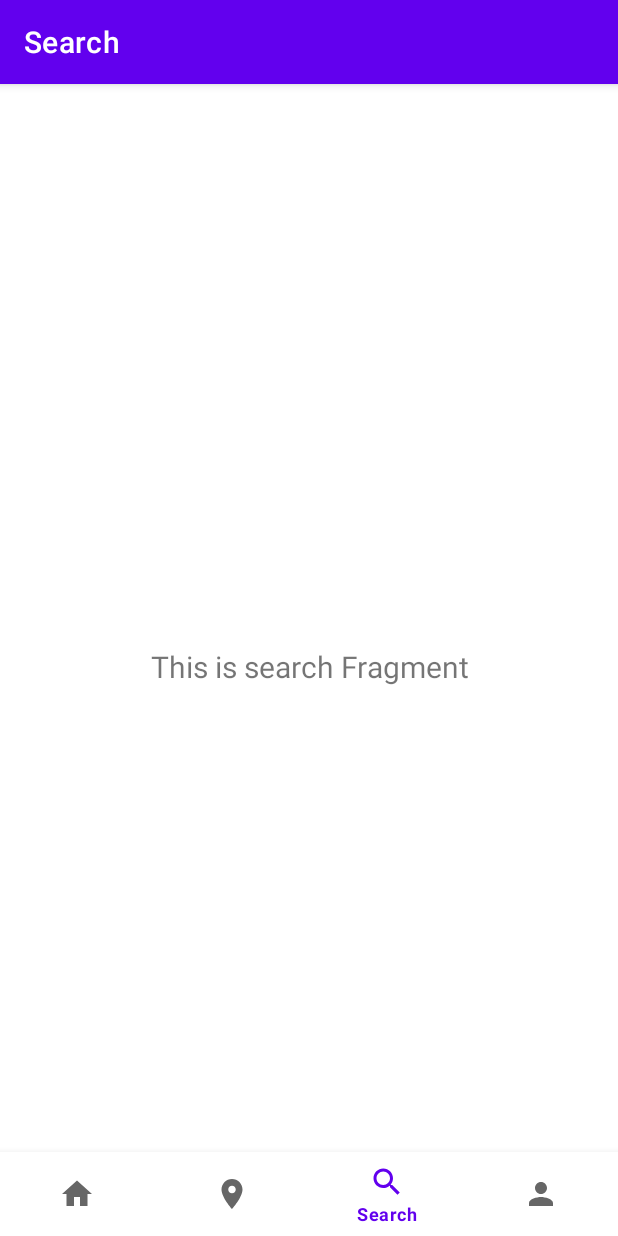
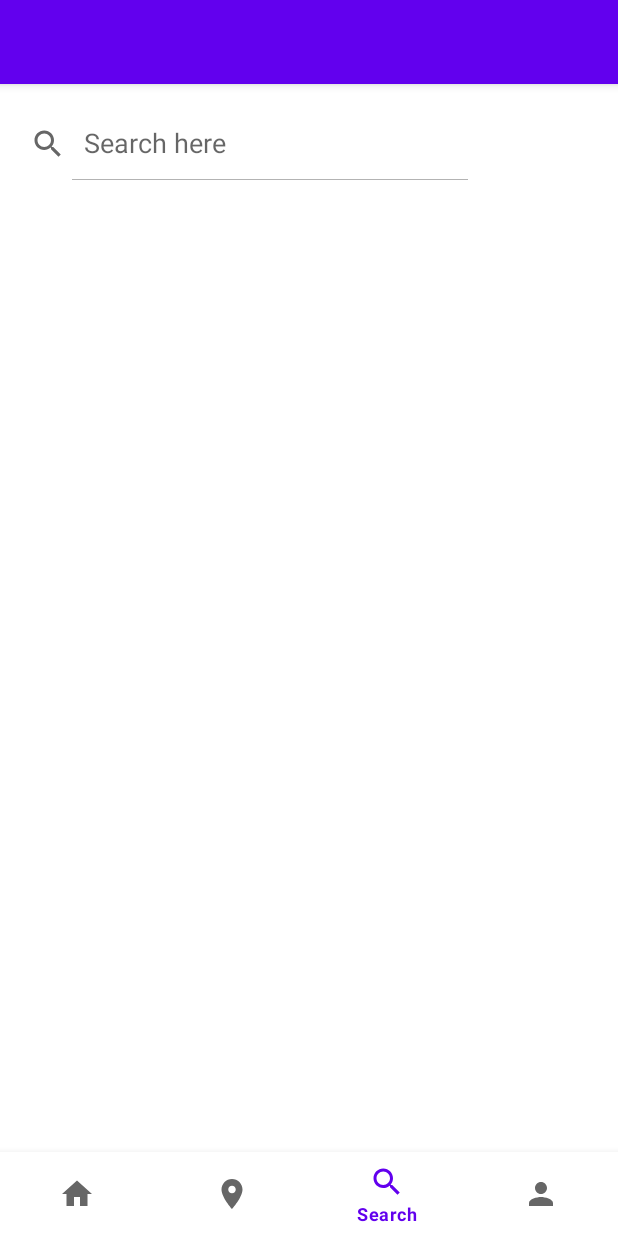
Before and after one commit to PetraOmrcen/qcheck-android, an Android app: the SearchFragment screen opened through its navigation route, on a phone screen of 412 x 824 dp. Run offline under Robolectric (Android 15) with nearby library versions, the light colour scheme and no system bars; our stand-ins replace navigation-ui.

Commit message:
Adding custom map marker and search bar

```diff
--- a/App/app/src/main/AndroidManifest.xml
+++ b/App/app/src/main/AndroidManifest.xml
@@ -10,6 +10,7 @@
     <uses-permission android:name="android.permission.ACCESS_COARSE_LOCATION" />
     <uses-permission android:name="android.permission.INTERNET" />
     <uses-permission android:name="android.permission.ACCESS_FINE_LOCATION" />
+    <uses-permission android:name="android.permission.ACCESS_NETWORK_STATE"/>
 
     <application
         android:allowBackup="true"
--- a/App/app/src/main/java/com/example/myapplication/ui/search/SearchFragment.kt
+++ b/App/app/src/main/java/com/example/myapplication/ui/search/SearchFragment.kt
@@ -1,32 +1,44 @@
 package com.example.myapplication.ui.search
 
-import androidx.lifecycle.ViewModelProvider
 import android.os.Bundle
-import androidx.fragment.app.Fragment
 import android.view.LayoutInflater
 import android.view.View
 import android.view.ViewGroup
-import android.widget.TextView
-import androidx.lifecycle.Observer
+import android.widget.ListView
+import android.widget.SearchView
+import androidx.fragment.app.Fragment
+import androidx.lifecycle.ViewModelProvider
 import com.example.myapplication.R
-import com.example.myapplication.ui.profile.ProfileViewModel
+import com.example.myapplication.models.Place
 
 class SearchFragment : Fragment() {
 
     private lateinit var searchViewModel: SearchViewModel
+    private lateinit var adapter: ListViewAdapter
+    private var arraylist = ArrayList<Place>()
 
     override fun onCreateView(
         inflater: LayoutInflater,
         container: ViewGroup?,
         savedInstanceState: Bundle?
     ): View? {
-        searchViewModel =
-            ViewModelProvider(this).get(SearchViewModel::class.java)
+        searchViewModel = ViewModelProvider(this).get(SearchViewModel::class.java)
         val root = inflater.inflate(R.layout.fragment_search, container, false)
-        val textView: TextView = root.findViewById(R.id.text_search)
-        searchViewModel.text.observe(viewLifecycleOwner, Observer {
-            textView.text = it
+
+        var list =  root.findViewById<ListView>(R.id.listview)
+        adapter = activity?.applicationContext?.let { ListViewAdapter(it, arraylist) }!!
+        val searchView =  root.findViewById<SearchView>(R.id.simpleSearchView)
+
+        searchView.setOnQueryTextListener(object : SearchView.OnQueryTextListener {
+            override fun onQueryTextChange(newText: String): Boolean {
+                return false
+            }
+            override fun onQueryTextSubmit(query: String): Boolean {
+                adapter.filter(query)
+                return false
+            }
         })
+
         return root
     }
 
--- a/App/app/src/main/res/layout/fragment_search.xml
+++ b/App/app/src/main/res/layout/fragment_search.xml
@@ -6,17 +6,24 @@
     android:layout_height="match_parent"
     tools:context=".ui.search.SearchFragment">
 
-    <TextView
-        android:id="@+id/text_search"
-        android:layout_width="match_parent"
+    <SearchView
+        android:id="@+id/simpleSearchView"
+        android:layout_width="wrap_content"
         android:layout_height="wrap_content"
-        android:layout_marginStart="8dp"
+        android:layout_marginTop="16dp"
+        android:iconifiedByDefault="false"
+        android:queryHint="Search here"
+        app:layout_constraintStart_toStartOf="parent"
+        app:layout_constraintTop_toTopOf="parent" />
+
+    <ListView
+        android:id="@+id/listview"
+        android:layout_below="@+id/simpleSearchView"
         android:layout_marginTop="8dp"
-        android:layout_marginEnd="8dp"
-        android:textAlignment="center"
-        android:textSize="20sp"
         app:layout_constraintBottom_toBottomOf="parent"
         app:layout_constraintEnd_toEndOf="parent"
         app:layout_constraintStart_toStartOf="parent"
-        app:layout_constraintTop_toTopOf="parent" />
+        app:layout_constraintTop_toBottomOf="@+id/simpleSearchView"
+        android:layout_height="wrap_content"
+        android:layout_width="wrap_content" />
 </androidx.constraintlayout.widget.ConstraintLayout>
--- a/App/app/src/main/res/navigation/mobile_navigation.xml
+++ b/App/app/src/main/res/navigation/mobile_navigation.xml
@@ -20,7 +20,7 @@
     <fragment
         android:id="@+id/navigation_search"
         android:name="com.example.myapplication.ui.search.SearchFragment"
-        android:label="@string/title_search"
+        android:label=""
         tools:layout="@layout/fragment_search" />
 
     <fragment
```
Also changed, not shown: App/app/src/main/java/com/example/myapplication/models/Place.kt (added, +7 -0 lines), App/app/src/main/java/com/example/myapplication/ui/map/CustomMarkerInfoWindow.kt (added, +36 -0 lines), App/app/src/main/java/com/example/myapplication/ui/map/MapFragment.kt (+4 -3 lines), App/app/src/main/java/com/example/myapplication/ui/search/ListViewAdapter.kt (added, +66 -0 lines), App/app/src/main/res/layout/listview_item.xml (added, +18 -0 lines), App/app/src/main/res/layout/marker_info.xml (added, +52 -0 lines).
